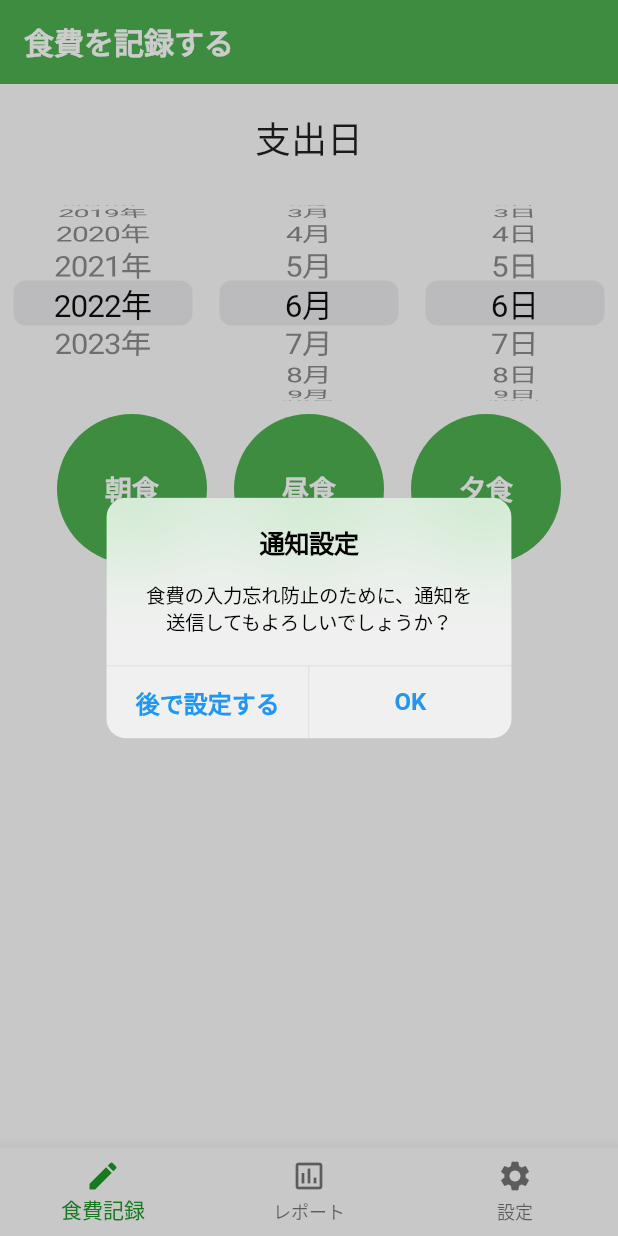
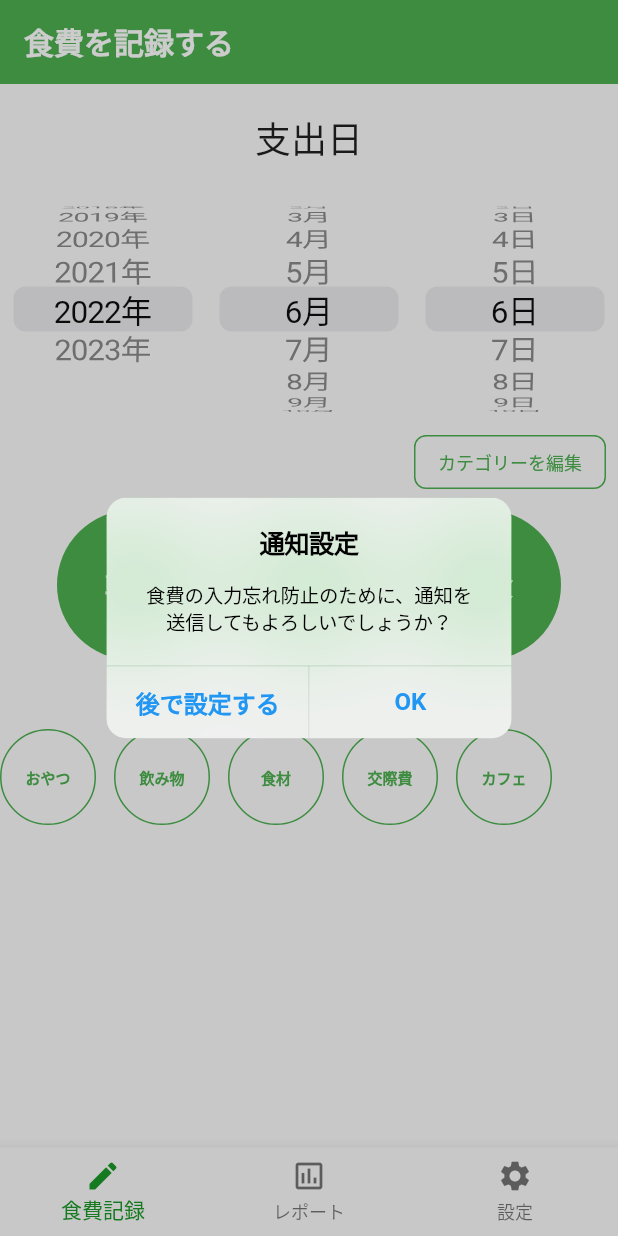
Before and after one commit to gaoypChina/food-record, a Flutter app: the screen it shows after launch, on a phone screen of 412 x 824 dp. Run offline on Flutter 3.47's test engine with Material 2 defaults, Android fonts, the phone set to English and light mode, and no system bars; our stand-ins replace charts_flutter, firebase_analytics, firebase_core, flutter_local_notifications, flutter_riverpod, permission_handler and 3 more; missing offline and left inert: app_review, app_settings; accounts and stored records are empty.

Commit message:
:lipstick: create category button list for layout

```diff
--- a/lib/app/home/home_page.dart
+++ b/lib/app/home/home_page.dart
@@ -3,6 +3,7 @@ import 'package:flutter/material.dart';
 import 'package:flutter_riverpod/flutter_riverpod.dart';
 import 'package:food_record/app/home/date_picker.dart';
 import 'package:food_record/app/home/home_view_model.dart';
+import 'package:food_record/app/home/mini_record_button.dart';
 import 'package:food_record/app/home/record_button.dart';
 import 'package:food_record/constants.dart';
 
@@ -28,7 +29,7 @@ class HomePage extends ConsumerWidget {
         ),
       ),
       body: Container(
-        height: 320,
+        height: 540,
         child: Column(
           children: [
             SizedBox(
@@ -46,12 +47,43 @@ class HomePage extends ConsumerWidget {
               height: 18,
             ),
             DatePicker(viewModel: viewModel),
+            Padding(
+              padding: const EdgeInsets.only(
+                right: 8,
+              ),
+              child: Align(
+                alignment: Alignment.topRight,
+                child: OutlinedButton(
+                  onPressed: () {},
+                  style: OutlinedButton.styleFrom(
+                    primary: Colors.green,
+                    shape: RoundedRectangleBorder(
+                      borderRadius: BorderRadius.circular(8),
+                    ),
+                    side: const BorderSide(
+                      color: Colors.green,
+                    ),
+                  ),
+                  child: Text(
+                    'カテゴリーを編集',
+                    style: TextStyle(
+                      fontSize: 12,
+                    ),
+                  ),
+                ),
+              ),
+            ),
+            SizedBox(
+              width: 8,
+              height: 8,
+            ),
             Row(
               mainAxisAlignment: MainAxisAlignment.center,
               children: [
                 RecordButton(
                   viewModel: viewModel,
-                  category: '朝食',
+                  category: viewModel.categories[0],
+                  // category: '朝食',
                 ),
                 SizedBox(
                   width: 18,
@@ -59,7 +91,8 @@ class HomePage extends ConsumerWidget {
                 ),
                 RecordButton(
                   viewModel: viewModel,
-                  category: '昼食',
+                  category: viewModel.categories[1],
+                  // category: '昼食',
                 ),
                 SizedBox(
                   width: 18,
@@ -67,10 +100,32 @@ class HomePage extends ConsumerWidget {
                 ),
                 RecordButton(
                   viewModel: viewModel,
-                  category: '夕食',
+                  category: viewModel.categories[2],
+                  // category: '夕食',
                 )
               ],
-            )
+            ),
+            Flexible(
+              child: ListView.builder(
+                scrollDirection: Axis.horizontal,
+                itemCount: viewModel.categories.sublist(3).length,
+                itemBuilder: (BuildContext context, int index) {
+                  return Row(
+                    children: [
+                      MiniRecordButton(
+                        viewModel: viewModel,
+                        category: viewModel.categories.sublist(3)[index],
+                        // category: '朝食',
+                      ),
+                      SizedBox(
+                        width: 12,
+                        height: 12,
+                      ),
+                    ],
+                  );
+                },
+              ),
+            ),
           ],
         ),
       ),
--- a/lib/app/home/home_view_model.dart
+++ b/lib/app/home/home_view_model.dart
@@ -12,7 +12,17 @@ final homeViewModelProvider = ChangeNotifierProvider((ref) {
 class HomeViewModel extends ChangeNotifier {
   HomeViewModel(this._recordService);
   final RecordService _recordService;
-  List<RecordModel> rooms = [];
+  // List<RecordModel> rooms = [];
+  List<String> categories = [
+    '朝食',
+    '昼食',
+    '夕食',
+    'おやつ',
+    '飲み物',
+    '食材',
+    '交際費',
+    'カフェ',
+  ];
   final TextEditingController foodPriceController = TextEditingController();
   static DateTime today = DateTime.now();
   int selectYear = today.year;
--- /dev/null
+++ b/lib/app/home/mini_record_button.dart
@@ -0,0 +1,54 @@
+import 'package:flutter/cupertino.dart';
+import 'package:flutter/material.dart';
+import 'package:food_record/app/home/home_view_model.dart';
+import 'package:food_record/app/home/input_dialog.dart';
+
+class MiniRecordButton extends StatelessWidget {
+  const MiniRecordButton({
+    Key? key,
+    required this.viewModel,
+    required this.category,
+  }) : super(key: key);
+
+  final HomeViewModel viewModel;
+  final String category;
+
+  @override
+  Widget build(BuildContext context) {
+    return SizedBox(
+      width: 64,
+      height: 64,
+      child: MaterialButton(
+        // style: OutlinedButton.styleFrom(
+        // primary: Colors.green,
+        shape: const CircleBorder(
+          side: BorderSide(
+            color: Colors.green,
+          ),
+        ),
+        elevation: 0,
+        // ),
+        onPressed: () {
+          print('食費を入力');
+          showCupertinoDialog<void>(
+            context: context,
+            builder: (context) {
+              return InputDialog(
+                category: category,
+                viewModel: viewModel,
+              );
+            },
+          );
+        },
+        child: Text(
+          category,
+          style: TextStyle(
+            fontSize: 10,
+            fontWeight: FontWeight.bold,
+            color: Colors.green,
+          ),
+        ),
+      ),
+    );
+  }
+}
--- a/lib/app/root/root_page.dart
+++ b/lib/app/root/root_page.dart
@@ -4,7 +4,6 @@ import 'package:flutter/material.dart';
 import 'package:flutter_riverpod/flutter_riverpod.dart';
 import 'package:food_record/app/home/date_picker.dart';
 import 'package:food_record/app/home/home_page.dart';
-import 'package:food_record/app/notification/notification_page.dart';
 import 'package:food_record/app/report/report_page.dart';
 import 'package:food_record/app/report/report_view_model.dart';
 import 'package:food_record/app/root/root_view_model.dart';
```
